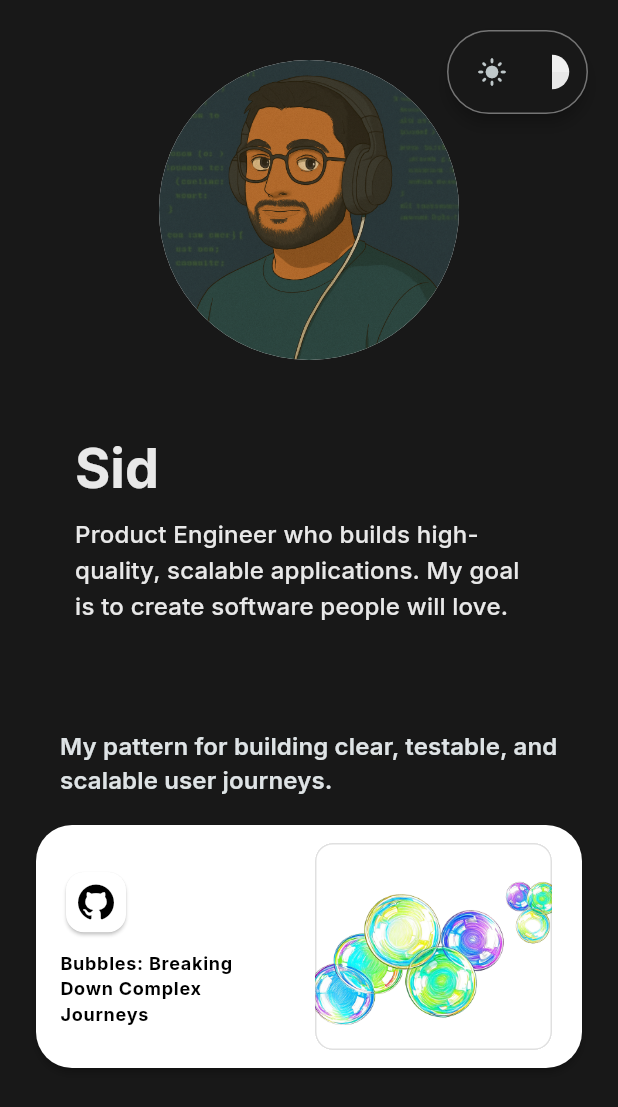
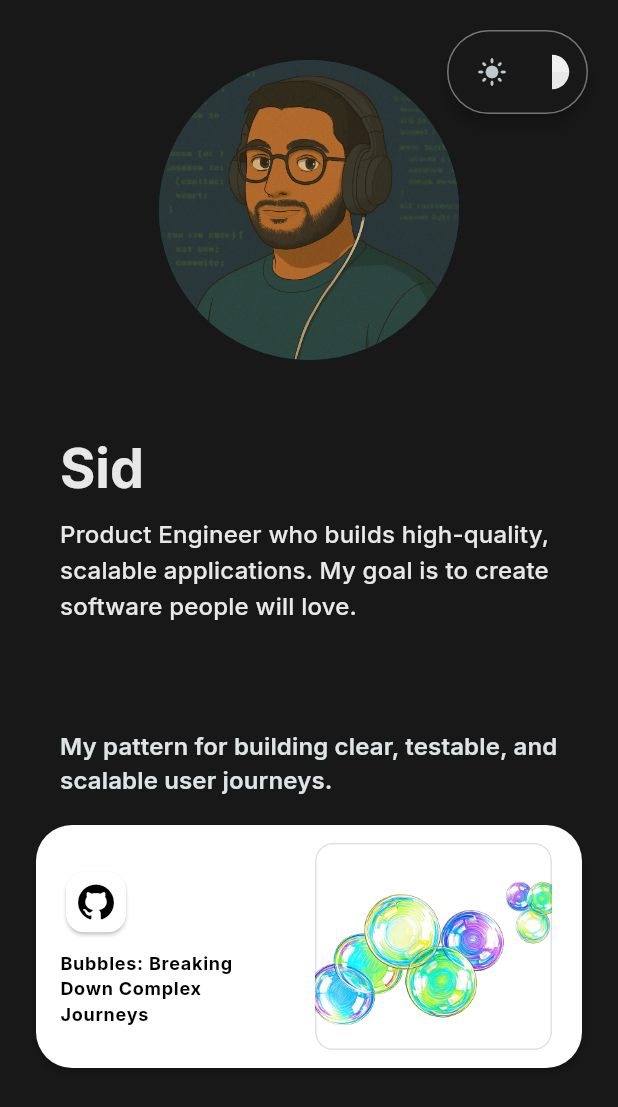
Before and after one commit to SiddharthJoshi1/bento_clone, a Flutter app: the screen it shows after launch, after a tap on the "dark mode" icon, on a phone screen of 412 x 824 dp. Shown: the top 1107 px of the screen. Run offline on Flutter 3.47's test engine with Material 3 defaults, Android fonts, the light colour scheme and no system bars; our stand-ins replace flutter_bloc, font_awesome_flutter, get_it, google_fonts, shared_preferences.

Commit message:
refactor: split out the skyline packing algorithm, centralise profile section widget, migrate the profile & tile section content to come from JSON.

```diff
--- a/lib/core/injector.dart
+++ b/lib/core/injector.dart
@@ -4,31 +4,58 @@ import 'package:flutter/services.dart';
 import 'package:get_it/get_it.dart';
 
 import '../domain/entities/link.dart';
+import '../domain/entities/profile_data.dart';
+import '../domain/entities/tile_config.dart';
 import '../domain/repos/link_repo.dart';
+import '../domain/repos/profile_repo.dart';
+import '../domain/repos/tile_repo.dart';
 
 final locator = GetIt.instance;
 
-/// Loads all dependencies. Must be awaited before [runApp].
+/// Loads and registers all dependencies. Must be awaited before [runApp].
 ///
-/// Reads `assets/data/popular_links.json` once at startup, parses it into
-/// a [Map<String, LinkConfig>], and passes it to [LinkRepositoryImpl] so
-/// [getLinkData] can stay synchronous throughout the app.
+/// Reads two asset files concurrently:
+///   - `assets/data/popular_links.json` → [LinkRepository]
+///   - `assets/data/content.json`       → [ProfileRepository] + [TileRepository]
+///
+/// All repository [get] methods remain synchronous after startup.
 Future<void> setupLocator() async {
-  final String raw = await rootBundle.loadString(
-    'assets/data/popular_links.json',
-  );
+  final results = await Future.wait([
+    rootBundle.loadString('assets/data/popular_links.json'),
+    rootBundle.loadString('assets/data/content.json'),
+  ]);
 
-  final Map<String, dynamic> json =
-      jsonDecode(raw) as Map<String, dynamic>;
+  // --- popular_links.json → LinkRepository ---
+  final Map<String, dynamic> linksJson =
+      jsonDecode(results[0]) as Map<String, dynamic>;
 
-  final Map<String, LinkConfig> platforms = json.map(
+  final Map<String, LinkConfig> platforms = linksJson.map(
     (key, value) => MapEntry(
       key,
       LinkConfig.fromJson(value as Map<String, dynamic>),
     ),
   );
 
+  // --- content.json → ProfileRepository + TileRepository ---
+  final Map<String, dynamic> contentJson =
+      jsonDecode(results[1]) as Map<String, dynamic>;
+
+  final ProfileData profile = ProfileData.fromJson(
+    contentJson['profile'] as Map<String, dynamic>,
+  );
+
+  final List<TileConfig> tiles = (contentJson['tiles'] as List<dynamic>)
+      .map((e) => TileConfig.fromJson(e as Map<String, dynamic>))
+      .toList();
+
+  // --- Register ---
   locator.registerLazySingleton<LinkRepository>(
     () => LinkRepositoryImpl(platforms),
   );
+  locator.registerLazySingleton<ProfileRepository>(
+    () => ProfileRepositoryImpl(profile),
+  );
+  locator.registerLazySingleton<TileRepository>(
+    () => TileRepositoryImpl(tiles),
+  );
 }
--- /dev/null
+++ b/lib/domain/entities/profile_data.dart
@@ -0,0 +1,24 @@
+/// Holds the personal profile data shown in [ProfileSection] and
+/// [MobileProfileHeader].
+///
+/// Loaded once at startup from `assets/data/content.json` and served
+/// synchronously via [ProfileRepository].
+class ProfileData {
+  const ProfileData({
+    required this.name,
+    required this.bio,
+    required this.avatarPath,
+  });
+
+  final String name;
+  final String bio;
+
+  /// Asset path to the avatar image e.g. `'assets/Sid Gen.png'`.
+  final String avatarPath;
+
+  factory ProfileData.fromJson(Map<String, dynamic> json) => ProfileData(
+        name: json['name'] as String,
+        bio: json['bio'] as String,
+        avatarPath: json['avatar_path'] as String,
+      );
+}
--- a/lib/domain/entities/tile_config.dart
+++ b/lib/domain/entities/tile_config.dart
@@ -58,6 +58,34 @@ class TileConfig {
     );
   }
 
+  factory TileConfig.fromJson(Map<String, dynamic> json) => TileConfig(
+        type: _typeFromString(json['type'] as String),
+        tileSize: _sizeFromString(json['tile_size'] as String),
+        title: json['title'] as String,
+        url: json['url'] as String?,
+        imagePath: json['image_path'] as String?,
+        colour: json['colour'] as String?,
+      );
+
+  static TileSize _sizeFromString(String s) => switch (s) {
+        'small' => TileSize.small,
+        'thin' => TileSize.thin,
+        'standard' => TileSize.standard,
+        'long_horizontal' => TileSize.longHorizontal,
+        'long_vertical' => TileSize.longVertical,
+        'fullsize' => TileSize.fullsize,
+        _ => TileSize.standard,
+      };
+
+  static TileType _typeFromString(String s) => switch (s) {
+        'section_title' => TileType.sectionTitle,
+        'link' => TileType.link,
+        'text' => TileType.text,
+        'image' => TileType.image,
+        'map' => TileType.map,
+        _ => TileType.text,
+      };
+
   TileConfig copyWith({
     String? title,
     String? imagePath,
--- /dev/null
+++ b/lib/domain/repos/profile_repo.dart
@@ -0,0 +1,14 @@
+import '../entities/profile_data.dart';
+
+abstract class ProfileRepository {
+  ProfileData getProfile();
+}
+
+class ProfileRepositoryImpl implements ProfileRepository {
+  const ProfileRepositoryImpl(this._profile);
+
+  final ProfileData _profile;
+
+  @override
+  ProfileData getProfile() => _profile;
+}
--- /dev/null
+++ b/lib/domain/repos/tile_repo.dart
@@ -0,0 +1,14 @@
+import '../entities/tile_config.dart';
+
+abstract class TileRepository {
+  List<TileConfig> getTiles();
+}
+
+class TileRepositoryImpl implements TileRepository {
+  const TileRepositoryImpl(this._tiles);
+
+  final List<TileConfig> _tiles;
+
+  @override
+  List<TileConfig> getTiles() => _tiles;
+}
--- a/lib/presentation/theme/app_theme.dart
+++ b/lib/presentation/theme/app_theme.dart
@@ -80,6 +80,9 @@ class AppInsets {
   static const double m = 16.0;
   static const double l = 20.0;
   static const double xl = 24.0;
+
+  /// Large panel inset — used for the desktop profile side panel.
+  static const double xxl = 48.0;
 }
 
 // ---------------------------------------------------------------------------
--- a/lib/presentation/widgets/bento_grid/bento_sliver_list.dart
+++ b/lib/presentation/widgets/bento_grid/bento_sliver_list.dart
@@ -1,9 +1,9 @@
 import 'package:bento_clone/core/responsive/breakpoints.dart';
-import 'package:bento_clone/presentation/utils/app_styles.dart';
 import 'package:flutter/material.dart';
 import '../../../../domain/entities/tile_config.dart';
+import '../profile_section.dart';
 import 'layout/bento_grid_delegate.dart';
-import 'layout/utils/layout_utils.dart';
+import 'layout/utils/mobile_tile_adapter.dart';
 import 'tiles/smart_bento_tile.dart';
 
 class BentoSliverList extends StatelessWidget {
@@ -36,54 +36,17 @@ class BentoSliverList extends StatelessWidget {
         ]
         // --- MOBILE VIEW (List) ---
         else ...[
-          SliverToBoxAdapter(
-            child: CircleAvatar(
-              radius: 100,
-              backgroundColor: Colors.white,
-              child: ClipRRect(
-                borderRadius: BorderRadius.circular(100),
-                child: Image.asset("assets/Sid Gen.png"),
-              ),
-            ),
-          ),
-
-          SliverToBoxAdapter(child: SizedBox(height: 50)),
-          SliverToBoxAdapter(
-            child: Padding(
-              padding: const EdgeInsets.symmetric(horizontal: 30.0),
-              child: Text(
-                "Sid",
-                style: Theme.of(
-                  context,
-                ).textTheme.displaySmall?.copyWith(fontWeight: FontWeight.bold),
-              ),
-            ),
-          ),
-          SliverToBoxAdapter(child: SizedBox(height: 10)),
-          SliverToBoxAdapter(
-            child: Padding(
-              padding: const EdgeInsets.symmetric(horizontal: 30.0),
-              child: Text(
-                softWrap: true,
-                "Product Engineer who builds high-quality, scalable applications. My goal is to create software people will love.",
-                style: Theme.of(context).textTheme.titleMedium,
-              ),
-            ),
-          ),
-          SliverToBoxAdapter(child: SizedBox(height: 20)),
-          SliverPadding(
-            padding: EdgeInsets.symmetric(
-              horizontal: Breakpoints.isNarrow(context) ? 0 : 0,
-            ),
-            sliver: SliverList(
+          const SliverToBoxAdapter(child: ProfileSection()),
+          const SliverToBoxAdapter(child: SizedBox(height: 20)),
+          SliverList(
             delegate: SliverChildBuilderDelegate((context, index) {
               final config = tiles[index];
 
               // 1. Map the config to a mobile-friendly version
-                final mobileConfig = MobileConfigMapper.getMobileConfig(config);
+              final mobileConfig = MobileTileAdapter.getMobileConfig(config);
 
-                // // 2. Get the specific height for this tile type to prevent RenderFlex errors
-                final double height = MobileConfigMapper.getMobileHeight(
+              // 2. Get the specific height for this tile type to prevent RenderFlex errors
+              final double height = MobileTileAdapter.getMobileHeight(
                 mobileConfig.tileSize,
                 context,
               );
@@ -91,13 +54,11 @@ class BentoSliverList extends StatelessWidget {
               return Padding(
                 padding: const EdgeInsets.only(bottom: 10),
                 child: SizedBox(
-                    height:
-                        height, // FIX: Constrain height so Spacer() inside the tile works
+                  height: height,
                   child: SmartBentoTile(config: mobileConfig),
                 ),
               );
             }, childCount: tiles.length),
-            ),
           ),
         ],
       ],
--- /dev/null
+++ b/lib/presentation/widgets/bento_grid/layout/utils/layout_models.dart
@@ -0,0 +1,18 @@
+import 'package:flutter/rendering.dart';
+
+/// The result of running the skyline packing algorithm over a tile list.
+///
+/// Contains the total scrollable height of the grid and a geometry entry
+/// for every tile index, ready to be handed to [BentoGridLayout].
+class BentoLayoutDetails {
+  const BentoLayoutDetails({
+    required this.totalHeight,
+    required this.geometryMap,
+  });
+
+  /// The height of the tallest column — used as the grid's total scroll extent.
+  final double totalHeight;
+
+  /// Maps each tile index to its [SliverGridGeometry] (position + size).
+  final Map<int, SliverGridGeometry> geometryMap;
+}
--- a/lib/presentation/widgets/bento_grid/layout/utils/layout_utils.dart
+++ /dev/null
@@ -1,161 +0,0 @@
-import 'package:flutter/material.dart';
-import 'package:flutter/rendering.dart';
-
-import '../../../../../domain/entities/tile_config.dart';
-import '../../../../utils/grid_size_utils.dart';
-
-class BentoLayoutDetails {
-  final double totalHeight;
-  final Map<int, SliverGridGeometry> geometryMap;
-
-  BentoLayoutDetails({required this.totalHeight, required this.geometryMap});
-}
-
-class LayoutUtils {
-  static BentoLayoutDetails buildSkylineAndReturnBentoLayoutDetails({
-    required List<TileConfig> tiles,
-    required double columnWidth,
-    bool isMobile = false,
-    TileSizingStrategy? strategy,
-  }) {
-    final TileSizingStrategy sizingStrategy =
-        strategy ?? (isMobile ? const MobileSizingStrategy() : const DesktopSizingStrategy());
-
-    final Map<int, SliverGridGeometry> geometry = {};
-    // Setup the "Skyline" (Tracking the bottom of each column)
-    // We start with 4 columns, all at Y=0.
-    int numberOfColumns = isMobile ? 2 : 4;
-
-    List<double> colHeights = List.generate(numberOfColumns, (int index) => 0);
-
-    // We define how tall 1 "row unit" is.
-    // Usually in Bento grids, 1 row unit = 1 column width (Square grid).
-    final double unitHeight = columnWidth;
-
-    for (int i = 0; i < tiles.length; i++) {
-      final tile = tiles[i];
-
-      // A. MAP THE ENUM TO NUMBERS
-      GridDimension gridDimension = sizingStrategy.getDimensions(tile.tileSize);
-      int crossAxisCount = gridDimension.width; // Width in columns (1-4)
-      double mainAxisCount = gridDimension.height; // Height in units
-
-      // B. FIND THE BEST COLUMN TO START IN
-      // We are looking for the "lowest" set of columns that can fit our width.
-
-      int bestColumnIndex = 0;
-      double bestVerticalPositionValue = double.infinity;
-
-      // We scan possible starting positions.
-      // e.g. If width is 2, we check indexes: 0, 1, 2 (we can't start at 3)
-      for (
-        int columnIndex = 0;
-        columnIndex <= (numberOfColumns - crossAxisCount);
-        columnIndex++
-      ) {
-        // Find the height of the tallest column in this span.
-        // (Because we can't overlap, we have to sit on top of the tallest thing here)
-        double maxHeightInRowSpan = 0;
-        for (int span = 0; span < crossAxisCount; span++) {
-          if (colHeights[columnIndex + span] > maxHeightInRowSpan) {
-            maxHeightInRowSpan = colHeights[columnIndex + span];
-          }
-        }
-
-        // Is this spot lower (better) than our current best?
-        if (maxHeightInRowSpan < bestVerticalPositionValue) {
-          bestVerticalPositionValue = maxHeightInRowSpan;
-          bestColumnIndex = columnIndex;
-        }
-      }
-
-      // C. CALCULATE FINAL GEOMETRY
-      // x = column index * width of one column
-      // y = the best Y we found
-      final double xOffset = bestColumnIndex * columnWidth;
-      final double yOffset = bestVerticalPositionValue;
-
-      final double pixelWidth = crossAxisCount * columnWidth;
-      final double pixelHeight = mainAxisCount * unitHeight;
-
-      for (int columnIndex = 0; columnIndex < crossAxisCount; columnIndex++) {
-        colHeights[bestColumnIndex + columnIndex] = yOffset + pixelHeight;
-      }
-
-      // D. SAVE THE RESULT (Piece 1)
-      geometry[i] = SliverGridGeometry(
-        scrollOffset: yOffset,
-        crossAxisOffset: xOffset,
-        mainAxisExtent: pixelHeight,
-        crossAxisExtent: pixelWidth,
-      );
-    }
-    // 3. Final Calculation
-    // The total scrollable height is just the tallest column at the end.
-    double totalHeight = colHeights.reduce(
-      (curr, next) => curr > next ? curr : next,
-    );
-
-    return BentoLayoutDetails(totalHeight: totalHeight, geometryMap: geometry);
-  }
-}
-
-class MobileConfigMapper {
-  // inside MobileConfigMapper class...
-
-  static double getMobileHeight(TileSize size, BuildContext context) {
-
-    switch (size) {
-      case TileSize.longHorizontal:
-        return 100.0; // Thin horizontal bars should be compact
-
-      case TileSize.thin:
-      case TileSize.small:
-        return 85.0; // Compact bar height
-
-      case TileSize.standard:
-      case TileSize.longVertical:
-        return 170.0;
-
-      case TileSize.fullsize:
-        return 300.0; // Large square
-    }
-  }
-
-  static TileConfig getMobileConfig(TileConfig original) {
-    // If it's a Section Title, keep it as is
-    if (original.type == TileType.sectionTitle) {
-      return original;
-    }
-
-    // On Mobile, we generally want things to be full-width bars (thin)
-    // or standard rectangles. Massive squares (fullsize) often take up too much
-    // vertical scrolling space on mobile.
-
-    switch (original.tileSize) {
-      // Convert Small squares to Thin bars (like Linktree links)
-      case TileSize.small:
-        return original.copyWith(tileSize: TileSize.thin);
-
-      // Keep Standard (rectangular) as is, they look good on mobile
-      case TileSize.standard:
-        return original;
-
-      // Shrink massive 4x4 blocks to Standard rectangles so they don't dominate the screen
-      case TileSize.fullsize:
-        return original.copyWith(tileSize: TileSize.standard);
-
-      // Vertical strips usually need to become standard rectangles or they get cut off
-      case TileSize.longVertical:
-        return original.copyWith(tileSize: TileSize.standard);
-
-      // Horizontal strips work fine as thin bars
-      case TileSize.longHorizontal:
-        return original.copyWith(tileSize: TileSize.thin);
-
-      // Default fallback
-      case TileSize.thin:
-        return original;
-    }
-  }
-}
--- /dev/null
+++ b/lib/presentation/widgets/bento_grid/layout/utils/mobile_tile_adapter.dart
@@ -0,0 +1,59 @@
+import 'package:flutter/material.dart';
+
+import '../../../../../../domain/entities/tile_config.dart';
+
+/// Adapts tile configs and computes heights for the mobile list layout.
+///
+/// The bento grid uses a masonry-style [SliverGridDelegate] on desktop.
+/// On mobile, tiles are rendered in a plain [ListView] instead, so each
+/// tile needs an explicit pixel height rather than a column-span dimension.
+///
+/// [getMobileConfig] maps desktop-oriented [TileSize] values to their
+/// closest mobile equivalent so tiles don't dominate the scroll view.
+///
+/// [getMobileHeight] returns the fixed pixel height for a given [TileSize]
+/// as used in the mobile list.
+class MobileTileAdapter {
+
+  /// Returns a copy of [original] with its [TileSize] mapped to a
+  /// mobile-friendly equivalent. Section title tiles are returned unchanged.
+  static TileConfig getMobileConfig(TileConfig original) {
+    if (original.type == TileType.sectionTitle) return original;
+
+    switch (original.tileSize) {
+      case TileSize.small:
+        // Small squares → thin bars (like Linktree links)
+        return original.copyWith(tileSize: TileSize.thin);
+      case TileSize.standard:
+        // Standard rectangles look fine on mobile as-is
+        return original;
+      case TileSize.fullsize:
+        // 4×4 blocks → standard rectangles so they don't dominate
+        return original.copyWith(tileSize: TileSize.standard);
+      case TileSize.longVertical:
+        // Vertical strips → standard rectangles to avoid clipping
+        return original.copyWith(tileSize: TileSize.standard);
+      case TileSize.longHorizontal:
+        // Horizontal strips → thin bars
+        return original.copyWith(tileSize: TileSize.thin);
+      case TileSize.thin:
+        return original;
+    }
+  }
+
+  /// Returns the pixel height for [size] in the mobile list view.
+  static double getMobileHeight(TileSize size, BuildContext context) {
+    switch (size) {
+      case TileSize.longHorizontal:
+        return 100.0;
+      case TileSize.thin:
+      case TileSize.small:
+        return 85.0;
+      case TileSize.standard:
+      case TileSize.longVertical:
+        return 170.0;
+      case TileSize.fullsize:
+        return 300.0;
+    }
+  }
+}
--- a/lib/presentation/widgets/profile_section.dart
+++ b/lib/presentation/widgets/profile_section.dart
@@ -1,31 +1,69 @@
 import 'package:flutter/material.dart';
 
+import '../../core/injector.dart';
+import '../../core/responsive/breakpoints.dart';
+import '../../domain/repos/profile_repo.dart';
+import '../theme/app_theme.dart';
+
+/// Profile display — adapts its own layout for desktop and mobile.
+///
+/// On desktop it sits in the left side panel: horizontally padded with
+/// [AppInsets.xxl] and vertically centred via [MainAxisAlignment.center].
+///
+/// On mobile it renders inline inside the tile scroll view, using standard
+/// horizontal padding and tighter spacing.
+///
+/// Both contexts read from [ProfileRepository], which is loaded from
+/// `assets/data/content.json` at startup.
 class ProfileSection extends StatelessWidget {
   const ProfileSection({super.key});
 
   @override
   Widget build(BuildContext context) {
-    return Center(
-      child: Padding(
-        padding: const EdgeInsets.all(80.0),
+    final profile = locator<ProfileRepository>().getProfile();
+    final bool isDesktop = Breakpoints.isDesktop(context);
+
+    return Padding(
+      padding: EdgeInsets.symmetric(
+        horizontal: isDesktop ? AppInsets.xxl : AppInsets.l,
+      ),
       child: Column(
+        mainAxisAlignment: isDesktop
+            ? MainAxisAlignment.start
+            : MainAxisAlignment.start,
         crossAxisAlignment: CrossAxisAlignment.start,
-          mainAxisAlignment: MainAxisAlignment.start,
         children: [
+          if (isDesktop) const SizedBox(height: 80),
+          if (isDesktop)
             CircleAvatar(
               radius: 100,
-              backgroundImage: AssetImage('assets/Sid Gen.png'),
+              backgroundImage: AssetImage(profile.avatarPath),
+            )
+          else
+            Center(
+              child: CircleAvatar(
+                radius: 100,
+                backgroundImage: AssetImage(profile.avatarPath),
               ),
-            SizedBox(height: 50),
-            Text("Sid", style: Theme.of(context).textTheme.displayMedium),
-            SizedBox(height: 10),
+            ),
+          const SizedBox(height: 50),
           Text(
+            profile.name,
+            style: isDesktop
+                ? Theme.of(context).textTheme.displayMedium
+                : Theme.of(context).textTheme.displaySmall?.copyWith(
+                    fontWeight: FontWeight.bold,
+                  ),
+          ),
+          const SizedBox(height: 10),
+          Text(
+            profile.bio,
             softWrap: true,
-              "Product Engineer who builds high-quality, scalable applications. My goal is to create software people will love.",
-              style: Theme.of(context).textTheme.titleLarge,
+            style: isDesktop
+                ? Theme.of(context).textTheme.titleLarge
+                : Theme.of(context).textTheme.titleMedium,
           ),
         ],
-        ),
       ),
     );
   }
--- a/lib/presentation/widgets/tile_section.dart
+++ b/lib/presentation/widgets/tile_section.dart
@@ -1,74 +1,15 @@
-import 'package:bento_clone/domain/entities/tile_config.dart';
 import 'package:flutter/material.dart';
 
+import '../../core/injector.dart';
+import '../../domain/repos/tile_repo.dart';
 import 'bento_grid/bento_sliver_list.dart';
-
-List<TileConfig> baseTiles = [
-  // Row 1
-  TileConfig.sectionTitleConfig(
-    title:
-        "My pattern for building clear, testable, and scalable user journeys.",
-  ),
-  TileConfig(
-    title: "Bubbles: Breaking Down Complex Journeys",
-    url: "https://github.com/TinyBigLabs/bubbles_example",
-    type: TileType.link,
-    tileSize: TileSize.fullsize, // The Big Box
-    imagePath: "assets/bubbles.png",
-  ),
-  TileConfig.sectionTitleConfig(title: "How I work."),
-  TileConfig.textTileConfig(
-    tileSize: TileSize.standard,
-    title:
-        "I believe the best products are built by teams who communicate with clarity and empathy. ",
-    colour: "#f9aa3a",
-  ),
-  TileConfig.sectionTitleConfig(title: "Find me here."),
-
-  TileConfig(
-    title: "Keep up with my work here.",
-    url: "https://www.linkedin.com/in/siddharth-joshi-/",
-    type: TileType.link,
-    tileSize: TileSize.standard, // The Big Box
-    imagePath: "assets/1635723301936.jpg",
-  ),
-  TileConfig(
-    title: "Get my CV.",
-    url:
-        "https://sidjoshi.notion.site/CV-31282118ee9080fe8e51e36781755b9d?pvs=143",
-    type: TileType.link,
-    tileSize: TileSize.small, // The small Box
-  ),
-  TileConfig.sectionTitleConfig(title: "Projects & Writing"),
-  TileConfig(
-    type: TileType.link,
-    tileSize: TileSize.fullsize,
-    title: "Sometimes I write stuff. Come check it out!",
-    url: "https://www.substack.com/@builtbysid",
-    imagePath: "assets/Sid Gen.png",
-  ),
-  TileConfig(
-    type: TileType.link,
-    tileSize: TileSize.fullsize,
-    title: "Check out my Github.",
-    url: "https://www.github.com/SiddharthJoshi1",
-    imagePath: "assets/untitled_dragon_game.gif",
-  ),
-  TileConfig.sectionTitleConfig(title: "Fancy working with me?"),
-
-  TileConfig.textTileConfig(
-    title: "Let's Build Something Cool",
-    tileSize: TileSize.thin,
-    url: "mailto:sid@builtbysid.dev",
-    colour: "#000000",
-  ),
-];
 
 class TileSection extends StatelessWidget {
   const TileSection({super.key});
 
   @override
   Widget build(BuildContext context) {
-    return Center(child: BentoSliverList(tiles: baseTiles));
+    final tiles = locator<TileRepository>().getTiles();
+    return Center(child: BentoSliverList(tiles: tiles));
   }
 }
--- a/pubspec.yaml
+++ b/pubspec.yaml
@@ -31,3 +31,4 @@ flutter:
     - assets/1635723301936.jpg
     - assets/untitled_dragon_game.gif
     - assets/data/popular_links.json
+    - assets/data/content.json
```
Also changed, not shown: assets/data/content.json (added, +81 -0 lines), lib/presentation/widgets/bento_grid/layout/bento_grid_delegate.dart (+7 -7 lines), lib/presentation/widgets/bento_grid/layout/utils/skyline_packing.dart (added, +91 -0 lines). Lines whose indentation alone changed are shown as unchanged.
